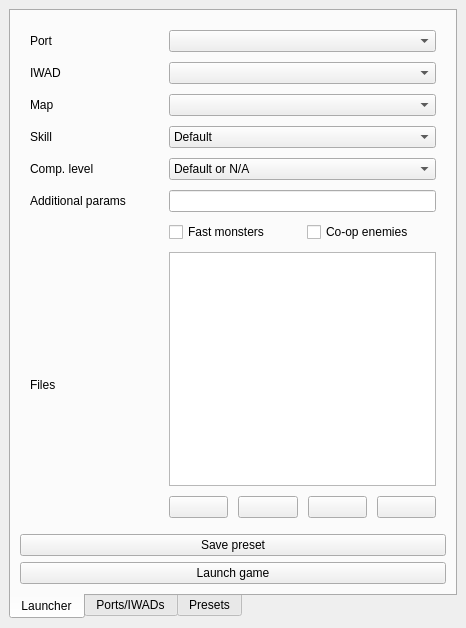
Old version of the form forms/mainwindow.ui in the repository predros/yadl.
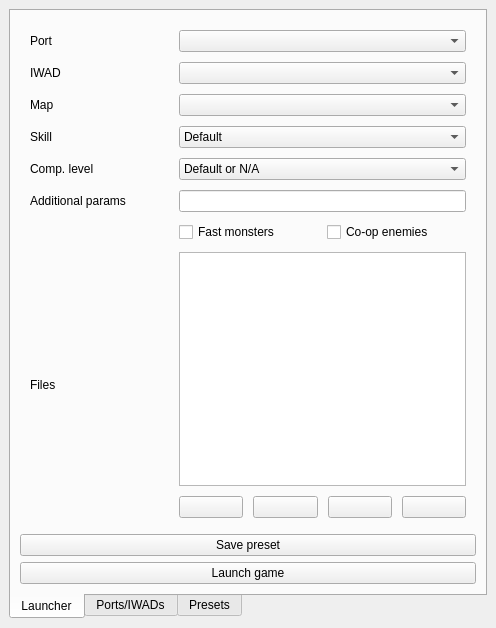
New version of the form. The open tabs and pages were chosen to show the change. Icons and pictures are not drawn.

Commit message: Fixed bug: changed starting tab from "Presets" to "Launcher".

Patch:
```diff
--- a/forms/mainwindow.ui
+++ b/forms/mainwindow.ui
@@ -6,7 +6,7 @@
    <rect>
     <x>0</x>
     <y>0</y>
-    <width>466</width>
+    <width>496</width>
     <height>628</height>
    </rect>
   </property>
```
Left out of the diff: 2 changed lines with no effect on the pictures.
